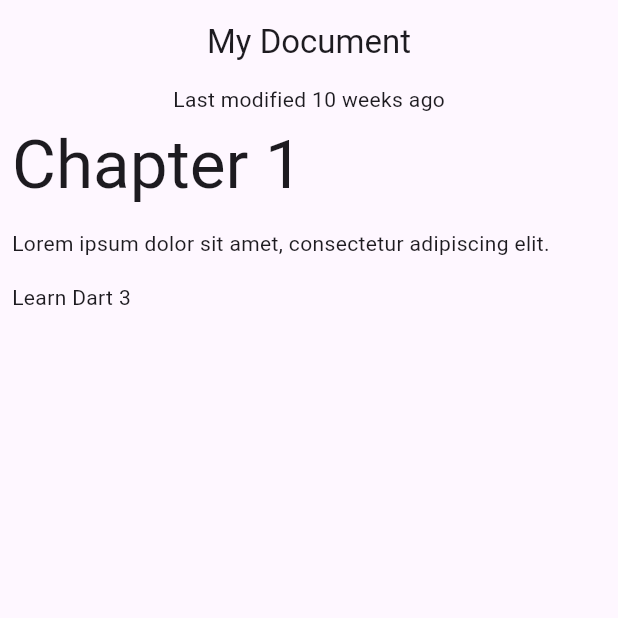
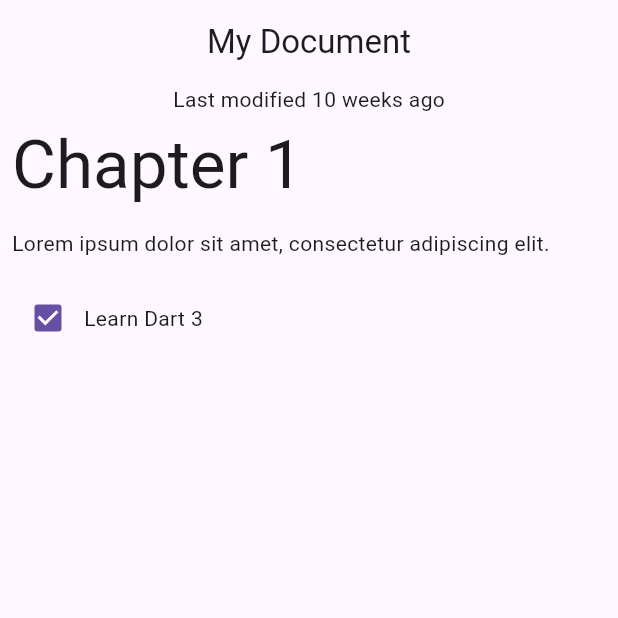
Before and after one commit to nomomax/flutter_patterns_records, a Flutter app: the screen it shows after launch, on a phone screen of 412 x 824 dp, the top half of it. Run offline on Flutter 3.47's test engine with Material 2 defaults, Android fonts, the phone set to English and light mode, and no system bars.

```diff
--- a/lib/data.dart
+++ b/lib/data.dart
@@ -1,4 +1,6 @@
 import 'dart:convert';
+
+import 'package:flutter/material.dart';
 
 class Document {
   final Map<String, Object?> _json;
@@ -27,18 +29,34 @@ class Document {
   }
 }
 
-class Block {
-  final String type;
-  final String text;
-  Block(this.type, this.text);
+sealed class Block {
+  Block();
 
   factory Block.fromJson(Map<String, dynamic> json) {
-    if (json case {'type': final type, 'text': final text}) {
-      return Block(type, text);
-    } else {
-      throw const FormatException('Unexpected JSON format');
-    }
+    return switch (json) {
+      {'type': 'h1', 'text': String text} => HeaderBlock(text),
+      {'type': 'p', 'text': String text} => ParagraphBlock(text),
+      {'type': 'checkbox', 'text': String text, 'checked': bool checked} =>
+        CheckboxBlock(text, checked),
+      _ => throw const FormatException('Unexpected JSON format'),
+    };
   }
+}
+
+class HeaderBlock extends Block {
+  final String text;
+  HeaderBlock(this.text);
+}
+
+class ParagraphBlock extends Block {
+  final String text;
+  ParagraphBlock(this.text);
+}
+
+class CheckboxBlock extends Block {
+  final String text;
+  final bool isChecked;
+  CheckboxBlock(this.text, this.isChecked);
 }
 
 const documentJson = '''
@@ -58,7 +76,7 @@ const documentJson = '''
     },
     {
       "type": "checkbox",
-      "checked": false,
+      "checked": true,
       "text": "Learn Dart 3"
     }
   ]
--- a/lib/main.dart
+++ b/lib/main.dart
@@ -67,19 +67,21 @@ class BlockWidget extends StatelessWidget {
 
   @override
   Widget build(BuildContext context) {
-    TextStyle? textStyle;
-    textStyle = switch (block.type) {
-      'h1' => Theme.of(context).textTheme.displayMedium,
-      'p' || 'checkbox' => Theme.of(context).textTheme.bodyMedium,
-      _ => Theme.of(context).textTheme.bodySmall
-    };
-
     return Container(
       margin: const EdgeInsets.all(8),
-      child: Text(
-        block.text,
-        style: textStyle,
-      ),
+      child: switch (block) {
+        HeaderBlock(:final text) => Text(
+            text,
+            style: Theme.of(context).textTheme.displayMedium,
+          ),
+        ParagraphBlock(:final text) => Text(text),
+        CheckboxBlock(:final text, :final isChecked) => Row(
+            children: [
+              Checkbox(value: isChecked, onChanged: (_) {}),
+              Text(text),
+            ],
+          ),
+      },
     );
   }
 }
```
